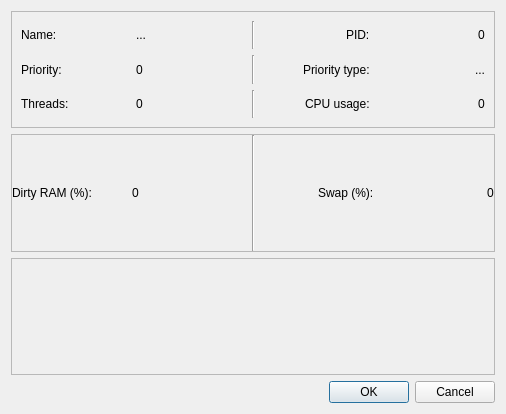
ViDaProjects/TaskManager, file gui/process.ui: the form before one commit.
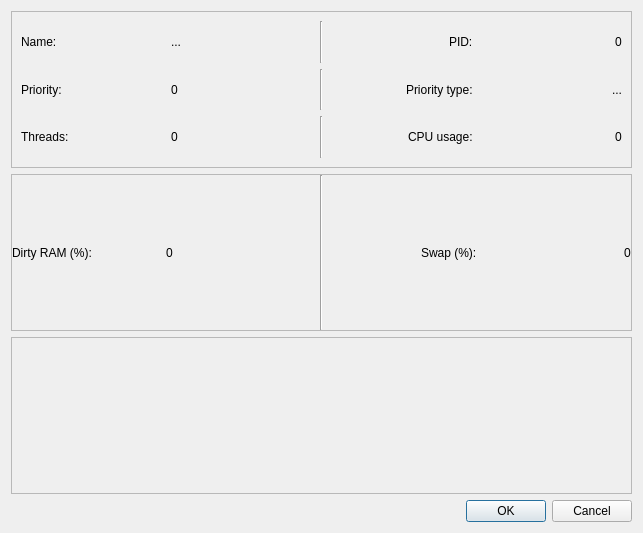
The form after the commit.

Diff of the .ui file:
```diff
--- a/gui/process.ui
+++ b/gui/process.ui
@@ -6,8 +6,8 @@
    <rect>
     <x>0</x>
     <y>0</y>
-    <width>506</width>
-    <height>414</height>
+    <width>643</width>
+    <height>533</height>
    </rect>
   </property>
   <property name="windowTitle">
```
